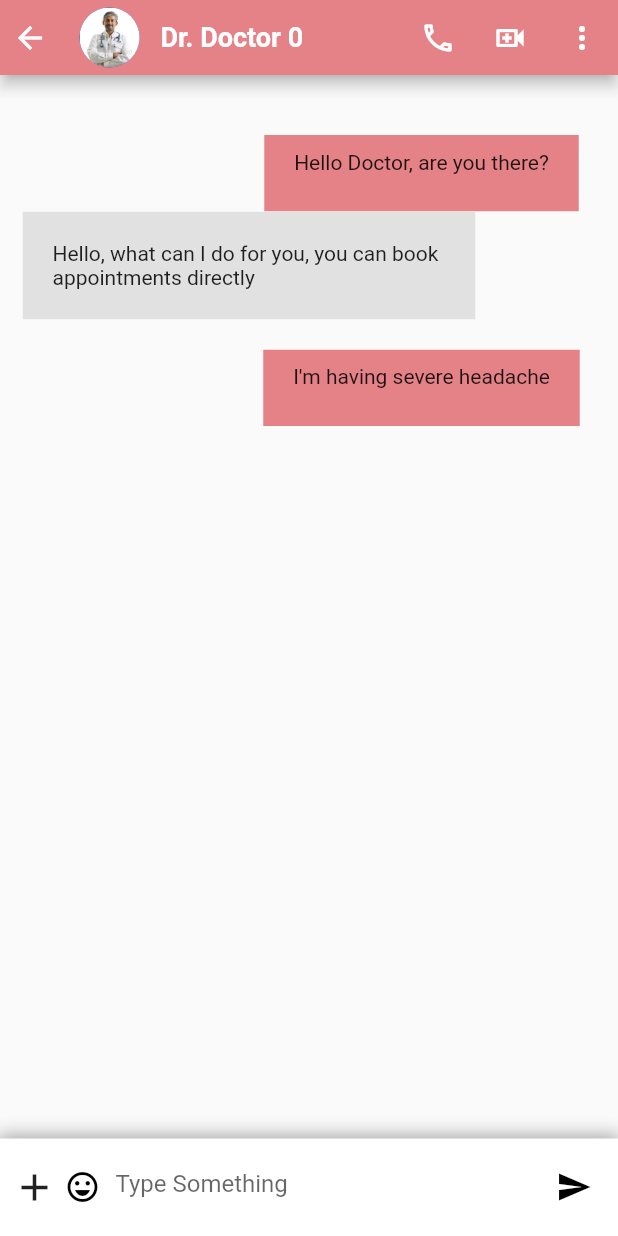
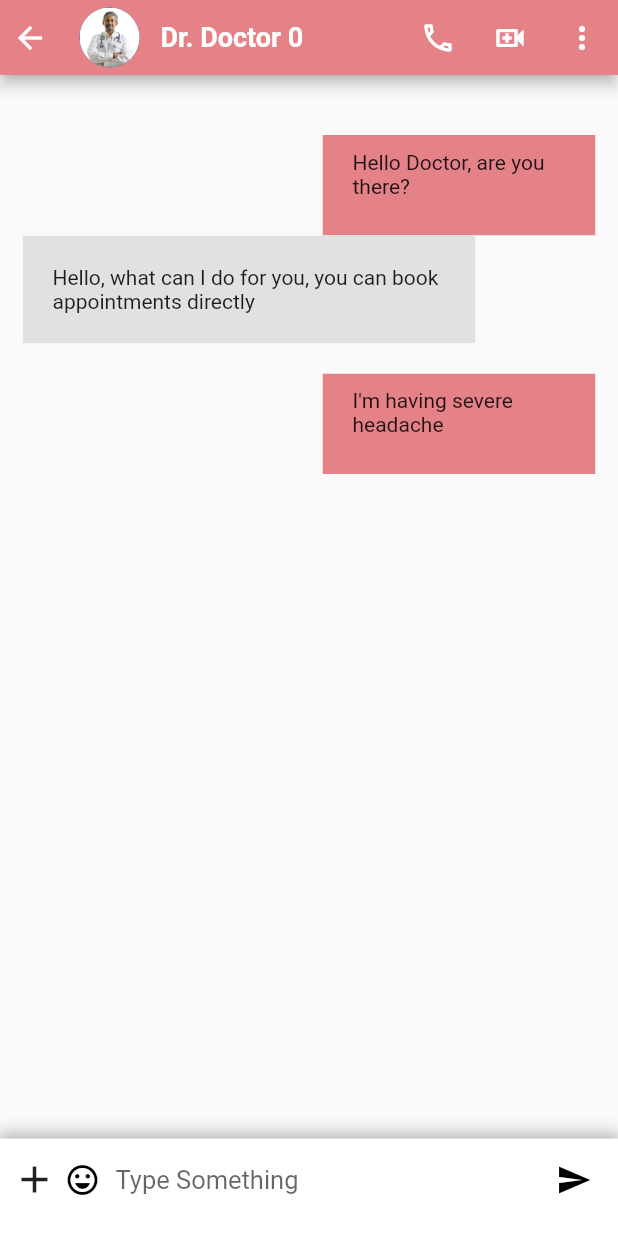
Before and after one commit to kaushal1717/health-app-ui, a Flutter app: the ChatScreen screen opened directly, on a phone screen of 412 x 824 dp. Run offline on Flutter 3.47's test engine with Material 2 defaults, Android fonts, the phone set to English and light mode, and no system bars; our stand-ins replace google_fonts; missing offline and left inert: custom_clippers; statements that could not run were skipped.

Commit message:
some changes

```diff
--- a/lib/pages/Message/chat_sample.dart
+++ b/lib/pages/Message/chat_sample.dart
@@ -13,7 +13,7 @@ class ChatSample extends StatelessWidget {
         Container(
           alignment: Alignment.center,
           child: Padding(
-            padding: const EdgeInsets.only(top: 20, left: 150),
+            padding: const EdgeInsets.only(top: 20, left: 200),
             child: ClipPath(
               clipper: LowerNipMessageClipper(MessageType.send),
               child: Container(
@@ -42,7 +42,7 @@ class ChatSample extends StatelessWidget {
         Container(
           alignment: Alignment.center,
           child: Padding(
-            padding: const EdgeInsets.only(top: 20, left: 150),
+            padding: const EdgeInsets.only(top: 20, left: 200),
             child: ClipPath(
               clipper: LowerNipMessageClipper(MessageType.send),
               child: Container(
--- a/lib/pages/Message/chatscreen.dart
+++ b/lib/pages/Message/chatscreen.dart
@@ -52,24 +52,27 @@ class ChatScreen extends StatelessWidget {
           ]),
           child: Row(children: [
             const Padding(
-              padding: EdgeInsets.only(left: 8),
+              padding: EdgeInsets.only(left: 8, bottom: 10),
               child: Icon(
                 Icons.add,
                 size: 30,
               ),
             ),
             const Padding(
-              padding: EdgeInsets.only(left: 5),
+              padding: EdgeInsets.only(left: 5, bottom: 10),
               child: Icon(Icons.emoji_emotions_outlined, color: Colors.black),
             ),
             Padding(
-              padding: const EdgeInsets.only(left: 10),
+              padding: const EdgeInsets.only(left: 10, bottom: 10),
               child: Container(
                 alignment: Alignment.centerRight,
                 width: screenWidth * 0.8,
                 child: TextFormField(
+                  textAlignVertical: TextAlignVertical.center,
+                  cursorHeight: 19,
                   decoration: const InputDecoration(
                     hintText: 'Type Something',
+                    hintStyle: TextStyle(fontSize: 17),
                     border: InputBorder.none,
                     suffixIcon: Icon(
                       Icons.send,
--- a/lib/pages/Message/msg_screen.dart
+++ b/lib/pages/Message/msg_screen.dart
@@ -65,8 +65,13 @@ class MsgPage extends StatelessWidget {
                 child: Padding(
                   padding: const EdgeInsets.only(left: 10),
                   child: TextFormField(
+                    cursorHeight: 18,
+                    textAlignVertical: TextAlignVertical.center,
                     decoration: const InputDecoration(
                         hintText: 'Search',
+                        hintStyle: TextStyle(
+                          fontSize: 20,
+                        ),
                         suffixIcon: Icon(Icons.search),
                         border: InputBorder.none),
                   ),
--- a/lib/pages/Schedule/schedule_screen.dart
+++ b/lib/pages/Schedule/schedule_screen.dart
@@ -38,7 +38,7 @@ class _SchedulePageState extends State<SchedulePage> {
           ),
           SizedBox(height: screenHeight * 0.02),
           Container(
-            margin: const EdgeInsets.only(left: 15, right: 15, bottom: 20),
+            margin: const EdgeInsets.symmetric(horizontal: 55),
             decoration: BoxDecoration(
               color: const Color(0xFFF4F6FA),
               borderRadius: BorderRadius.circular(10),
--- a/lib/pages/Schedule/upcoming_schedule.dart
+++ b/lib/pages/Schedule/upcoming_schedule.dart
@@ -47,8 +47,8 @@ class Upcoming extends StatelessWidget {
                             BoxShadow(
                                 color: Colors.grey,
                                 offset: Offset(2, 2),
-                                blurRadius: 2,
-                                spreadRadius: 4),
+                                blurRadius: 1,
+                                spreadRadius: 2),
                           ]),
                       child: SizedBox(
                         width: screenWidth,
--- a/lib/widgets/listtile.dart
+++ b/lib/widgets/listtile.dart
@@ -20,7 +20,7 @@ class CustomTile extends StatelessWidget {
   @override
   Widget build(BuildContext context) {
     return Container(
-      padding: const EdgeInsets.symmetric(vertical: 5),
+      padding: const EdgeInsets.symmetric(vertical: 10),
       child: ListTile(
         onTap: onTap,
         leading: Container(
```
Also changed, not shown: lib/pages/Schedule/cancelled_schedule.dart (+2 -21 lines), lib/pages/Schedule/completed_schedule.dart (+2 -21 lines), lib/pages/home/appt_screen.dart (+25 -10 lines), lib/pages/home/home_screen.dart (+10 -2 lines).
